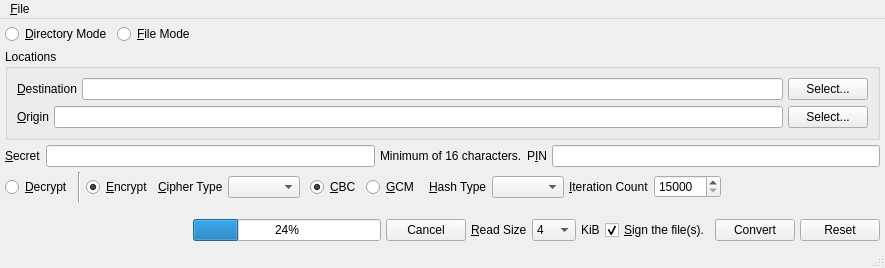
Above: branches/trunk/UI/spot-on-encryptfile.ui from textbrowser/spot-on before the change. Below: the same form after it.
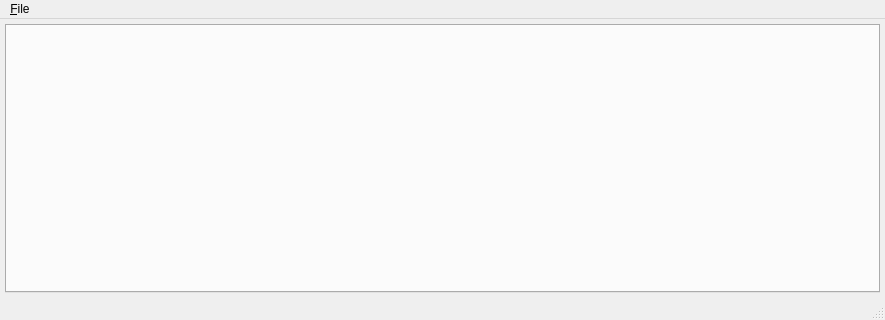
That is the form after the change. Icons and pictures are not drawn.

```diff
--- a/branches/trunk/UI/spot-on-encryptfile.ui
+++ b/branches/trunk/UI/spot-on-encryptfile.ui
@@ -7,7 +7,7 @@
     <x>0</x>
     <y>0</y>
     <width>885</width>
-    <height>268</height>
+    <height>320</height>
    </rect>
   </property>
   <property name="windowIcon">
@@ -32,441 +32,15 @@
      <number>5</number>
     </property>
     <item>
-     <layout class="QHBoxLayout" name="horizontalLayout_4">
-      <item>
-       <widget class="QRadioButton" name="directory_mode">
-        <property name="text">
-         <string>&amp;Directory Mode</string>
-        </property>
-       </widget>
-      </item>
-      <item>
-       <widget class="QRadioButton" name="file_mode">
-        <property name="text">
-         <string>&amp;File Mode</string>
-        </property>
-        <property name="checked">
-         <bool>true</bool>
-        </property>
-       </widget>
-      </item>
-      <item>
-       <spacer name="horizontalSpacer">
-        <property name="orientation">
-         <enum>Qt::Horizontal</enum>
-        </property>
-        <property name="sizeHint" stdset="0">
-         <size>
-          <width>40</width>
-          <height>20</height>
-         </size>
-        </property>
-       </spacer>
-      </item>
-     </layout>
-    </item>
-    <item>
-     <widget class="QGroupBox" name="groupBox">
-      <property name="title">
-       <string>Locations</string>
+     <widget class="QTabWidget" name="tabWidget">
+      <property name="currentIndex">
+       <number>-1</number>
       </property>
-      <layout class="QVBoxLayout" name="verticalLayout">
-       <item>
-        <layout class="QHBoxLayout" name="horizontalLayout_3">
-         <property name="spacing">
-          <number>5</number>
-         </property>
-         <item>
-          <widget class="QLabel" name="label_8">
-           <property name="text">
-            <string>&amp;Destination</string>
-           </property>
-           <property name="buddy">
-            <cstring>destination</cstring>
-           </property>
-          </widget>
-         </item>
-         <item>
-          <widget class="QLineEdit" name="destination"/>
-         </item>
-         <item>
-          <widget class="QPushButton" name="selectDestination">
-           <property name="text">
-            <string>Select...</string>
-           </property>
-          </widget>
-         </item>
-        </layout>
-       </item>
-       <item>
-        <layout class="QHBoxLayout" name="horizontalLayout">
-         <property name="spacing">
-          <number>5</number>
-         </property>
-         <item>
-          <widget class="QLabel" name="label">
-           <property name="text">
-            <string>&amp;Origin</string>
-           </property>
-           <property name="buddy">
-            <cstring>file</cstring>
-           </property>
-          </widget>
-         </item>
-         <item>
-          <widget class="QLineEdit" name="file"/>
-         </item>
-         <item>
-          <widget class="QPushButton" name="select">
-           <property name="text">
-            <string>Select...</string>
-           </property>
-          </widget>
-         </item>
-        </layout>
-       </item>
-      </layout>
+      <property name="tabsClosable">
+       <bool>true</bool>
+      </property>
      </widget>
     </item>
-    <item>
-     <layout class="QHBoxLayout" name="horizontalLayout_2">
-      <property name="spacing">
-       <number>5</number>
-      </property>
-      <item>
-       <widget class="QLabel" name="label_2">
-        <property name="text">
-         <string>&amp;Secret</string>
-        </property>
-        <property name="buddy">
-         <cstring>password</cstring>
-        </property>
-       </widget>
-      </item>
-      <item>
-       <widget class="QLineEdit" name="password"/>
-      </item>
-      <item>
-       <widget class="QLabel" name="label_5">
-        <property name="text">
-         <string>Minimum of 16 characters.</string>
-        </property>
-       </widget>
-      </item>
-      <item>
-       <widget class="QLabel" name="label_6">
-        <property name="text">
-         <string>P&amp;IN</string>
-        </property>
-        <property name="buddy">
-         <cstring>pin</cstring>
-        </property>
-       </widget>
-      </item>
-      <item>
-       <widget class="QLineEdit" name="pin"/>
-      </item>
-     </layout>
-    </item>
-    <item>
-     <layout class="QHBoxLayout" name="horizontalLayout_5">
-      <property name="spacing">
-       <number>5</number>
-      </property>
-      <item>
-       <widget class="QRadioButton" name="decrypt">
-        <property name="sizePolicy">
-         <sizepolicy hsizetype="Minimum" vsizetype="Preferred">
-          <horstretch>0</horstretch>
-          <verstretch>0</verstretch>
-         </sizepolicy>
-        </property>
-        <property name="text">
-         <string>&amp;Decrypt</string>
-        </property>
-        <attribute name="buttonGroup">
-         <string notr="true">buttonGroup</string>
-        </attribute>
-       </widget>
-      </item>
-      <item>
-       <widget class="Line" name="line">
-        <property name="orientation">
-         <enum>Qt::Vertical</enum>
-        </property>
-       </widget>
-      </item>
-      <item>
-       <widget class="QRadioButton" name="encrypt">
-        <property name="sizePolicy">
-         <sizepolicy hsizetype="Minimum" vsizetype="Preferred">
-          <horstretch>0</horstretch>
-          <verstretch>0</verstretch>
-         </sizepolicy>
-        </property>
-        <property name="text">
-         <string>&amp;Encrypt</string>
-        </property>
-        <property name="checked">
-         <bool>true</bool>
-        </property>
-        <attribute name="buttonGroup">
-         <string notr="true">buttonGroup</string>
-        </attribute>
-       </widget>
-      </item>
-      <item>
-       <widget class="QLabel" name="label_3">
-        <property name="text">
-         <string>&amp;Cipher Type</string>
-        </property>
-        <property name="buddy">
-         <cstring>cipher</cstring>
-        </property>
-       </widget>
-      </item>
-      <item>
-       <widget class="QComboBox" name="cipher">
-        <property name="sizeAdjustPolicy">
-         <enum>QComboBox::AdjustToContents</enum>
-        </property>
-       </widget>
-      </item>
-      <item>
-       <widget class="QFrame" name="frame">
-        <property name="frameShape">
-         <enum>QFrame::NoFrame</enum>
-        </property>
-        <property name="frameShadow">
-         <enum>QFrame::Raised</enum>
-        </property>
-        <layout class="QHBoxLayout" name="horizontalLayout_8">
-         <property name="spacing">
-          <number>5</number>
-         </property>
-         <property name="leftMargin">
-          <number>5</number>
-         </property>
-         <property name="topMargin">
-          <number>5</number>
-         </property>
-         <property name="rightMargin">
-          <number>5</number>
-         </property>
-         <property name="bottomMargin">
-          <number>5</number>
-         </property>
-         <item>
-          <widget class="QRadioButton" name="cbc">
-           <property name="sizePolicy">
-            <sizepolicy hsizetype="Minimum" vsizetype="Preferred">
-             <horstretch>0</horstretch>
-             <verstretch>0</verstretch>
-            </sizepolicy>
-           </property>
-           <property name="text">
-            <string>&amp;CBC</string>
-           </property>
-           <property name="checked">
-            <bool>true</bool>
-           </property>
-          </widget>
-         </item>
-         <item>
-          <widget class="QRadioButton" name="gcm">
-           <property name="sizePolicy">
-            <sizepolicy hsizetype="Minimum" vsizetype="Preferred">
-             <horstretch>0</horstretch>
-             <verstretch>0</verstretch>
-            </sizepolicy>
-           </property>
-           <property name="text">
-            <string>&amp;GCM</string>
-           </property>
-          </widget>
-         </item>
-        </layout>
-       </widget>
-      </item>
-      <item>
-       <widget class="QLabel" name="label_4">
-        <property name="text">
-         <string>&amp;Hash Type</string>
-        </property>
-        <property name="buddy">
-         <cstring>hash</cstring>
-        </property>
-       </widget>
-      </item>
-      <item>
-       <widget class="QComboBox" name="hash">
-        <property name="sizeAdjustPolicy">
-         <enum>QComboBox::AdjustToContents</enum>
-        </property>
-       </widget>
-      </item>
-      <item>
-       <widget class="QLabel" name="label_9">
-        <property name="text">
-         <string>&amp;Iteration Count</string>
-        </property>
-        <property name="buddy">
-         <cstring>iteration_count</cstring>
-        </property>
-       </widget>
-      </item>
-      <item>
-       <widget class="QSpinBox" name="iteration_count">
-        <property name="minimum">
-         <number>15000</number>
-        </property>
-        <property name="maximum">
-         <number>999999999</number>
-        </property>
-        <property name="value">
-         <number>15000</number>
-        </property>
-       </widget>
-      </item>
-      <item>
-       <spacer name="horizontalSpacer_5">
-        <property name="orientation">
-         <enum>Qt::Horizontal</enum>
-        </property>
-        <property name="sizeHint" stdset="0">
-         <size>
-          <width>40</width>
-          <height>20</height>
-         </size>
-        </property>
-       </spacer>
-      </item>
-     </layout>
-    </item>
-    <item>
-     <spacer name="verticalSpacer">
-      <property name="orientation">
-       <enum>Qt::Vertical</enum>
-      </property>
-      <property name="sizeHint" stdset="0">
-       <size>
-        <width>20</width>
-        <height>40</height>
-       </size>
-      </property>
-     </spacer>
-    </item>
-    <item>
-     <layout class="QHBoxLayout" name="horizontalLayout_6">
-      <property name="spacing">
-       <number>5</number>
-      </property>
-      <item>
-       <spacer name="horizontalSpacer_6">
-        <property name="orientation">
-         <enum>Qt::Horizontal</enum>
-        </property>
-        <property name="sizeHint" stdset="0">
-         <size>
-          <width>40</width>
-          <height>20</height>
-         </size>
-        </property>
-       </spacer>
-      </item>
-      <item>
-       <widget class="QProgressBar" name="progressBar">
-        <property name="value">
-         <number>24</number>
-        </property>
-       </widget>
-      </item>
-      <item>
-       <widget class="QPushButton" name="cancel">
-        <property name="text">
-         <string>Cancel</string>
-        </property>
-       </widget>
-      </item>
-      <item>
-       <widget class="QLabel" name="label_7">
-        <property name="text">
-         <string>&amp;Read Size</string>
-        </property>
-        <property name="buddy">
-         <cstring>readSize</cstring>
-        </property>
-       </widget>
-      </item>
-      <item>
-       <widget class="QComboBox" name="readSize">
-        <property name="currentIndex">
-         <number>1</number>
-        </property>
-        <property name="sizeAdjustPolicy">
-         <enum>QComboBox::AdjustToContents</enum>
-        </property>
-        <item>
-         <property name="text">
-          <string>1</string>
-         </property>
-        </item>
-        <item>
-         <property name="text">
-          <string>4</string>
-         </property>
-        </item>
-        <item>
-         <property name="text">
-          <string>32</string>
-         </property>
-        </item>
-        <item>
-         <property name="text">
-          <string>64</string>
-         </property>
-        </item>
-       </widget>
-      </item>
-      <item>
-       <widget class="QLabel" name="label_10">
-        <property name="text">
-         <string>KiB</string>
-        </property>
-       </widget>
-      </item>
-      <item>
-       <widget class="QCheckBox" name="sign">
-        <property name="sizePolicy">
-         <sizepolicy hsizetype="Minimum" vsizetype="Preferred">
-          <horstretch>0</horstretch>
-          <verstretch>0</verstretch>
-         </sizepolicy>
-        </property>
-        <property name="text">
-         <string>&amp;Sign the file(s).</string>
-        </property>
-        <property name="checked">
-         <bool>true</bool>
-        </property>
-       </widget>
-      </item>
-      <item>
-       <widget class="QPushButton" name="convert">
-        <property name="text">
-         <string>Convert</string>
-        </property>
-       </widget>
-      </item>
-      <item>
-       <widget class="QPushButton" name="reset">
-        <property name="text">
-         <string>Reset</string>
-        </property>
-       </widget>
-      </item>
-     </layout>
-    </item>
    </layout>
   </widget>
   <widget class="QMenuBar" name="menubar">
```
Left out of the diff: 31 changed lines with no effect on the pictures.
